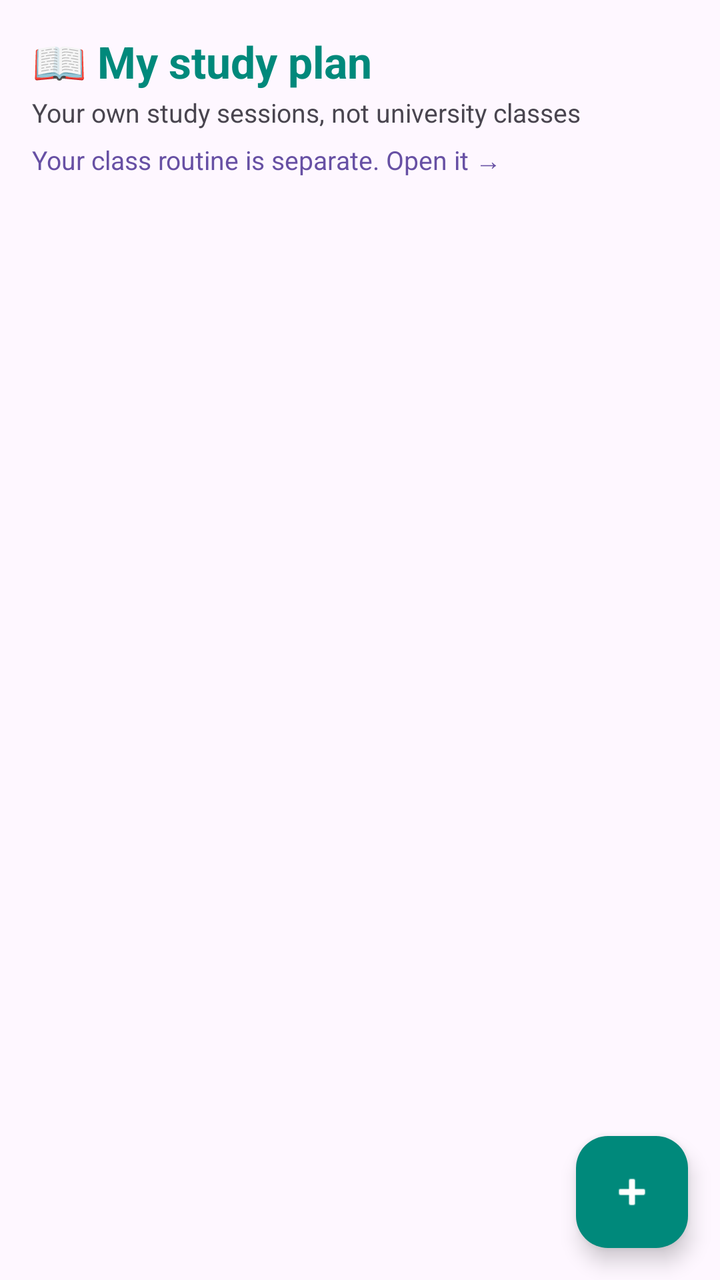
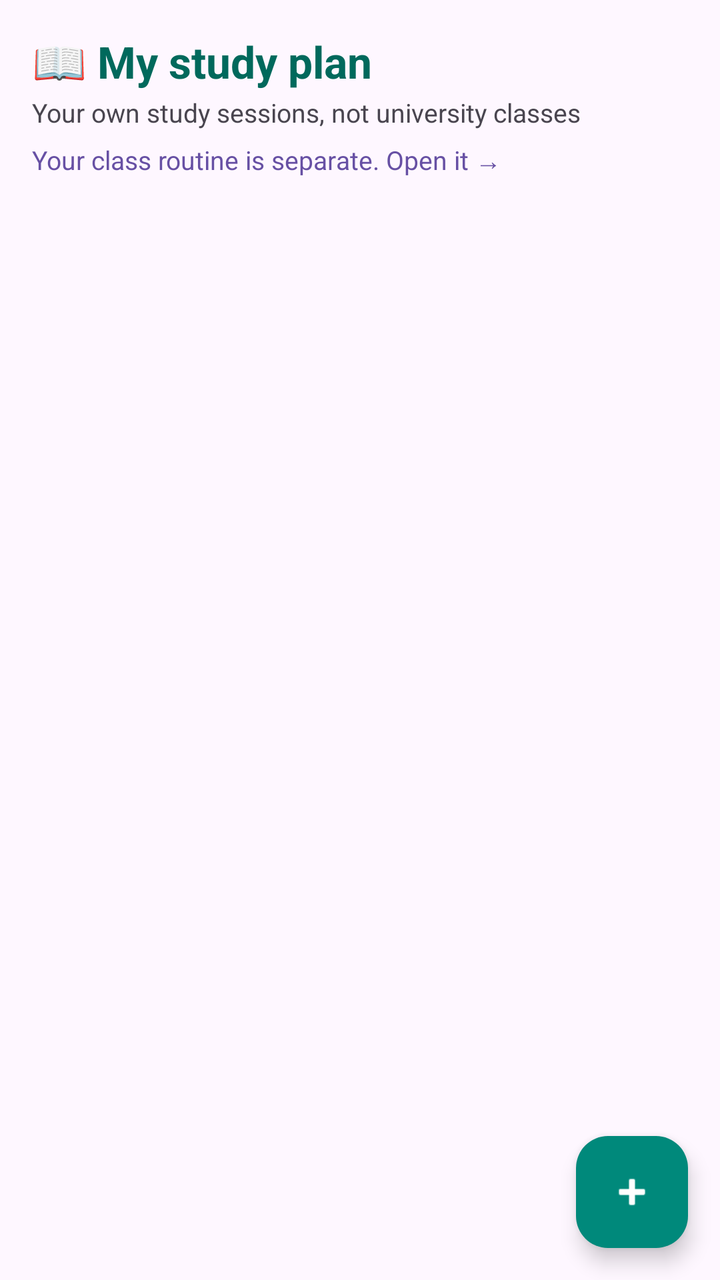

An Android layout rendered at two revisions. The XML below is the earlier revision; the diff shows what the commit changed to produce the second picture.
<!-- AndroidManifest.xml: application theme Theme.CampusCompanion -->
<!-- res/layout/activity_study.xml -->
<?xml version="1.0" encoding="utf-8"?>
<androidx.coordinatorlayout.widget.CoordinatorLayout
    xmlns:android="http://schemas.android.com/apk/res/android"
    xmlns:app="http://schemas.android.com/apk/res-auto"
    android:layout_width="match_parent"
    android:layout_height="match_parent">

    <LinearLayout
        android:layout_width="match_parent"
        android:layout_height="match_parent"
        android:orientation="vertical">

        <LinearLayout
            android:layout_width="match_parent"
            android:layout_height="wrap_content"
            android:orientation="vertical"
            android:paddingHorizontal="16dp"
            android:paddingTop="16dp">

            <TextView
                android:layout_width="match_parent"
                android:layout_height="wrap_content"
                android:text="&#128214; My study plan"
                android:textColor="@color/study_teal"
                android:textSize="22sp"
                android:textStyle="bold" />

            <TextView
                android:layout_width="match_parent"
                android:layout_height="wrap_content"
                android:layout_marginTop="2dp"
                android:text="Your own study sessions, not university classes"
                android:textColor="?attr/colorOnSurfaceVariant"
                android:textSize="13sp" />

            <TextView
                android:id="@+id/tvClassLink"
                android:layout_width="wrap_content"
                android:layout_height="wrap_content"
                android:paddingVertical="6dp"
                android:text="Your class routine is separate. Open it &#8594;"
                android:textColor="?attr/colorPrimary"
                android:textSize="13sp" />

            <TextView
                android:id="@+id/tvTotal"
                android:layout_width="wrap_content"
                android:layout_height="wrap_content"
                android:layout_marginTop="4dp"
                android:background="#1F00897B"
                android:paddingHorizontal="12dp"
                android:paddingVertical="4dp"
                android:textColor="@color/study_teal"
                android:textSize="13sp"
                android:textStyle="bold"
                android:visibility="gone" />
        </LinearLayout>

        <FrameLayout
            android:layout_width="match_parent"
            android:layout_height="0dp"
            android:layout_marginTop="8dp"
            android:layout_weight="1">

            <androidx.recyclerview.widget.RecyclerView
                android:id="@+id/recycler"
                android:layout_width="match_parent"
                android:layout_height="match_parent"
                android:clipToPadding="false"
                android:paddingBottom="88dp" />

            <TextView
                android:id="@+id/emptyText"
                android:layout_width="wrap_content"
                android:layout_height="wrap_content"
                android:layout_gravity="center"
                android:gravity="center"
                android:text="No study sessions yet.\nTap + to plan one."
                android:visibility="gone" />
        </FrameLayout>
    </LinearLayout>

    <com.google.android.material.floatingactionbutton.FloatingActionButton
        android:id="@+id/fabAdd"
        android:layout_width="wrap_content"
        android:layout_height="wrap_content"
        android:layout_gravity="bottom|end"
        android:layout_margin="16dp"
        android:contentDescription="Add study session"
        android:src="@android:drawable/ic_input_add"
        app:backgroundTint="@color/study_teal"
        app:tint="@android:color/white" />
</androidx.coordinatorlayout.widget.CoordinatorLayout>
<!-- resources referenced by this layout -->
<resources>
  <color name="study_teal">#00897B</color>
  <style name="Theme.CampusCompanion" parent="Base.Theme.CampusCompanion" />
  <style name="Base.Theme.CampusCompanion" parent="Theme.Material3.DayNight.NoActionBar">
          
      </style>
</resources>

<!-- the commit's change to res/layout/activity_study.xml (unified diff, before → after) -->
@@ -21,7 +21,7 @@
                 android:layout_width="match_parent"
                 android:layout_height="wrap_content"
                 android:text="&#128214; My study plan"
-                android:textColor="@color/study_teal"
+                android:textColor="@color/study_teal_text"
                 android:textSize="22sp"
                 android:textStyle="bold" />
 
@@ -50,7 +50,7 @@
                 android:background="#1F00897B"
                 android:paddingHorizontal="12dp"
                 android:paddingVertical="4dp"
-                android:textColor="@color/study_teal"
+                android:textColor="@color/study_teal_text"
                 android:textSize="13sp"
                 android:textStyle="bold"
                 android:visibility="gone" />
<!-- resource entries referenced after the edit -->
@@ -1,6 +1,7 @@
 <!-- resources referenced by this layout -->
 <resources>
   <color name="study_teal">#00897B</color>
+  <color name="study_teal_text">#00695C</color>
   <style name="Theme.CampusCompanion" parent="Base.Theme.CampusCompanion" />
   <style name="Base.Theme.CampusCompanion" parent="Theme.Material3.DayNight.NoActionBar">
           
